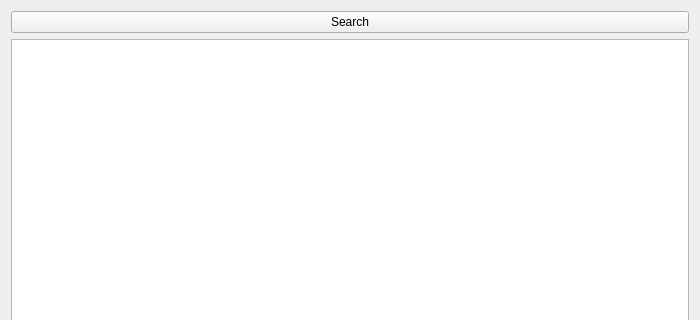
This is uitester/ui/case_run/add_case.ui in IfengAutomation/uitester as Qt 5 draws it before an edit; both pictures show x 0 to 700 and y 0 to 320 of the 700 by 550 pixel window. The edited form follows.
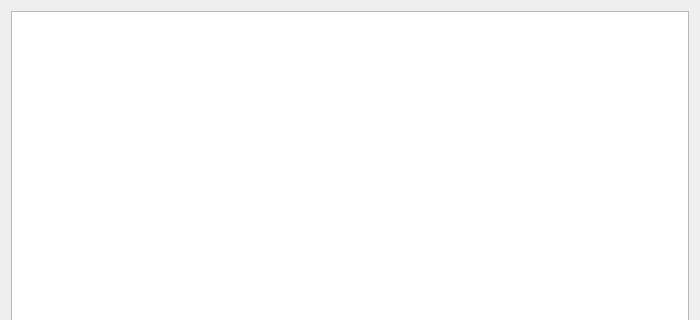
This is the edited form. Icons and pictures are not drawn.

Commit message: fix add device, update case_editor,add case_label

The edit to the form file:
```diff
--- a/uitester/ui/case_run/add_case.ui
+++ b/uitester/ui/case_run/add_case.ui
@@ -15,19 +15,7 @@
   </property>
   <layout class="QVBoxLayout" name="verticalLayout">
    <item>
-    <layout class="QHBoxLayout" name="search_layout">
-     <item>
-      <widget class="QPushButton" name="searchbtn">
-       <property name="text">
-        <string>Search</string>
-       </property>
-       <property name="icon">
-        <iconset>
-         <normaloff>C:/Users/lr/Desktop/search.png</normaloff>C:/Users/lr/Desktop/search.png</iconset>
-       </property>
-      </widget>
-     </item>
-    </layout>
+    <layout class="QHBoxLayout" name="search_layout"/>
    </item>
    <item>
     <widget class="QTextBrowser" name="cases_to_choose"/>
```
The commit also changes 6 other files.
